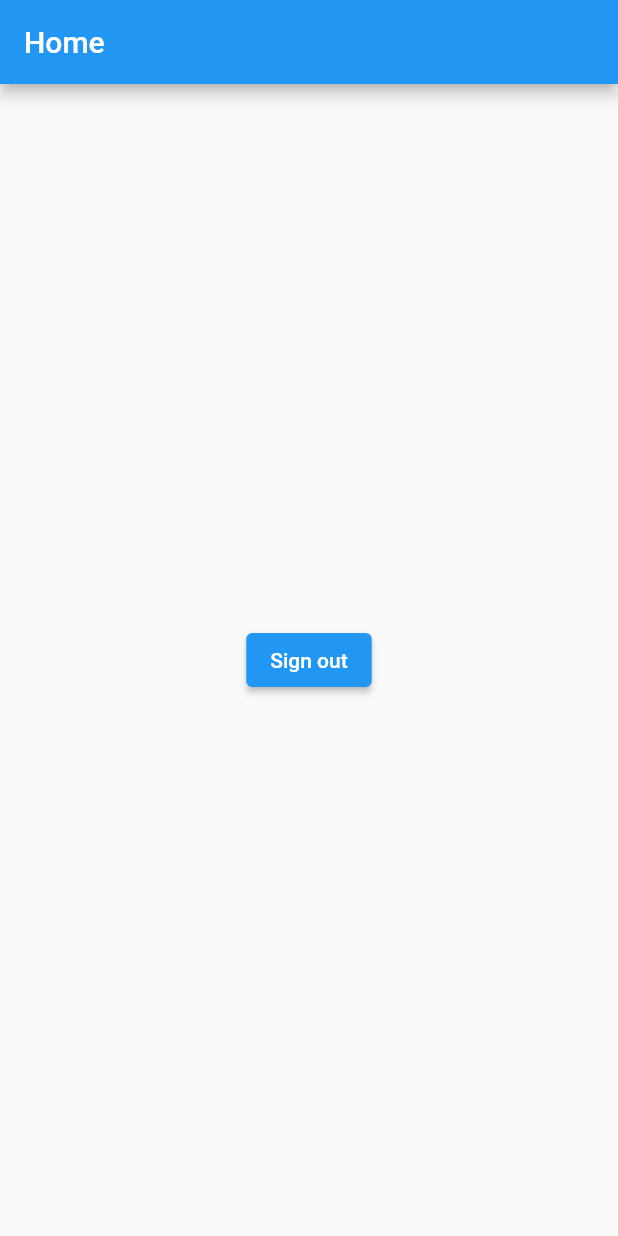
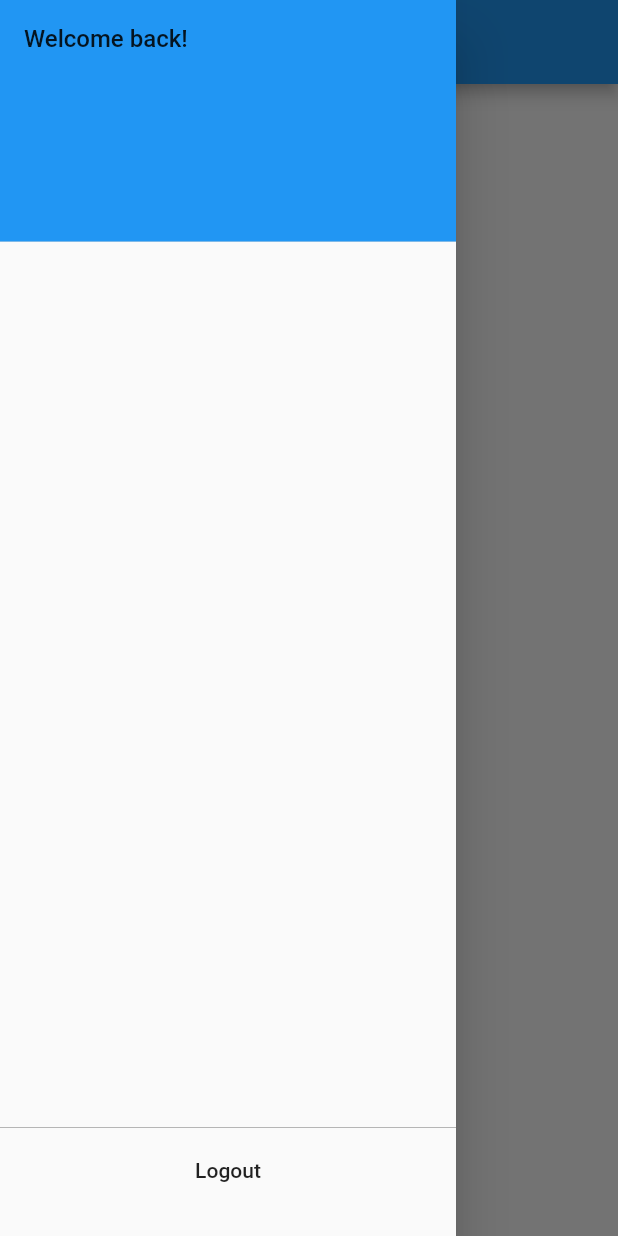
Before and after one commit to kittichanr/flutter_authen, a Flutter app: the HomePage screen opened directly, with the side drawer open (before the commit the screen has no drawer), on a phone screen of 412 x 824 dp. Run offline on Flutter 3.47's test engine with Material 2 defaults, Android fonts, the phone set to English and light mode, and no system bars; our stand-ins replace email_validator, firebase_auth, firebase_core; accounts and stored records are empty.

Commit message:
add provider

```diff
--- a/lib/main.dart
+++ b/lib/main.dart
@@ -1,13 +1,22 @@
 import 'package:firebase_auth/firebase_auth.dart';
 import 'package:firebase_core/firebase_core.dart';
 import 'package:flutter/material.dart';
+import 'package:flutter_authen/providers/UserProvider.dart';
 import 'package:flutter_authen/screens/home.dart';
 import 'package:flutter_authen/screens/login.dart';
+import 'package:provider/provider.dart';
 
 void main() async {
   WidgetsFlutterBinding.ensureInitialized();
   await Firebase.initializeApp();
-  runApp(MyApp());
+  runApp(MultiProvider(
+    providers: [
+      ChangeNotifierProvider(
+        create: (_) => UserProvider(),
+      ),
+    ],
+    child: MyApp(),
+  ));
 }
 
 class MyApp extends StatelessWidget {
--- /dev/null
+++ b/lib/providers/UserProvider.dart
@@ -0,0 +1,10 @@
+import 'package:flutter/material.dart';
+
+class UserProvider with ChangeNotifier {
+  String _userName = '';
+  String get userName => _userName;
+
+  void setUserName(String userName) {
+    _userName = userName;
+  }
+}
--- a/lib/screens/home.dart
+++ b/lib/screens/home.dart
@@ -1,6 +1,5 @@
-import 'package:firebase_auth/firebase_auth.dart';
 import 'package:flutter/material.dart';
-import 'package:flutter_authen/screens/login.dart';
+import 'package:flutter_authen/widgets/drawerList.dart';
 
 class HomePage extends StatefulWidget {
   const HomePage({Key? key}) : super(key: key);
@@ -13,21 +12,12 @@ class _HomePageState extends State<HomePage> {
   @override
   Widget build(BuildContext context) {
     return Scaffold(
-      appBar: AppBar(
-        title: Text('Home'),
-      ),
-      body: Center(
-        child: ElevatedButton(
-            onPressed: () async {
-              await FirebaseAuth.instance.signOut();
-              Navigator.of(context).pushReplacement(
-                MaterialPageRoute(
-                  builder: (context) => Login(),
-                ),
-              );
-            },
-            child: Text('Sign out')),
-      ),
-    );
+        appBar: AppBar(
+          title: Text("Beepee's Cactus"),
+        ),
+        drawer: Drawer(
+          child: DrawerList(),
+        ),
+        body: null);
   }
 }
--- a/lib/screens/login.dart
+++ b/lib/screens/login.dart
@@ -2,8 +2,10 @@ import 'package:email_validator/email_validator.dart';
 import 'package:firebase_auth/firebase_auth.dart';
 import 'package:flutter/material.dart';
 import 'package:flutter_authen/modules/fire_auth.dart';
+import 'package:flutter_authen/providers/UserProvider.dart';
 import 'package:flutter_authen/screens/home.dart';
 import 'package:flutter_authen/screens/signup.dart';
+import 'package:provider/provider.dart';
 
 class Login extends StatefulWidget {
   const Login({Key? key}) : super(key: key);
@@ -100,7 +102,7 @@ class _LoginFormState extends State<LoginForm> {
     super.dispose();
   }
 
-  void _onLogin(context) async {
+  void _onLogin(BuildContext context) async {
     _focusEmail.unfocus();
     _focusPassword.unfocus();
     _formKey.currentState!.validate();
@@ -122,6 +124,7 @@ class _LoginFormState extends State<LoginForm> {
         });
 
         if (user != null) {
+          context.read<UserProvider>().setUserName(user.displayName.toString());
           Navigator.of(context).pushReplacement(
             MaterialPageRoute(
               builder: (context) => HomePage(),
--- /dev/null
+++ b/lib/widgets/drawerList.dart
@@ -0,0 +1,57 @@
+import 'package:firebase_auth/firebase_auth.dart';
+import 'package:flutter/material.dart';
+import 'package:flutter_authen/providers/UserProvider.dart';
+import 'package:flutter_authen/screens/login.dart';
+import 'package:provider/provider.dart';
+
+class DrawerList extends StatelessWidget {
+  const DrawerList({Key? key}) : super(key: key);
+
+  @override
+  Widget build(BuildContext context) {
+    UserProvider userProvider = Provider.of<UserProvider>(context);
+
+    return Padding(
+      padding: EdgeInsets.only(bottom: 16),
+      child: Column(
+        children: [
+          DrawerHeader(
+            decoration: BoxDecoration(
+              color: Colors.blue,
+            ),
+            child: Container(
+              width: double.infinity,
+              child: Text(
+                'Welcome back! ${userProvider.userName}',
+                style: TextStyle(fontSize: 16),
+              ),
+            ),
+          ),
+          Spacer(),
+          Container(
+            width: double.infinity,
+            alignment: Alignment.center,
+            decoration: BoxDecoration(
+                border:
+                    Border(top: BorderSide(width: 0.5, color: Colors.grey))),
+            child: ListTile(
+              title: const Text(
+                'Logout',
+                textAlign: TextAlign.center,
+              ),
+              onTap: () async {
+                await FirebaseAuth.instance.signOut();
+                Navigator.pop(context);
+                Navigator.of(context).pushReplacement(
+                  MaterialPageRoute(
+                    builder: (context) => Login(),
+                  ),
+                );
+              },
+            ),
+          ),
+        ],
+      ),
+    );
+  }
+}
--- a/pubspec.yaml
+++ b/pubspec.yaml
@@ -31,6 +31,7 @@ dependencies:
   firebase_auth: ^3.0.1
   firebase_core: ^1.4.0
   email_validator: '^2.0.1'
+  provider: ^5.0.0
 
 dev_dependencies:
   flutter_test:
```
Also changed, not shown: pubspec.lock.
